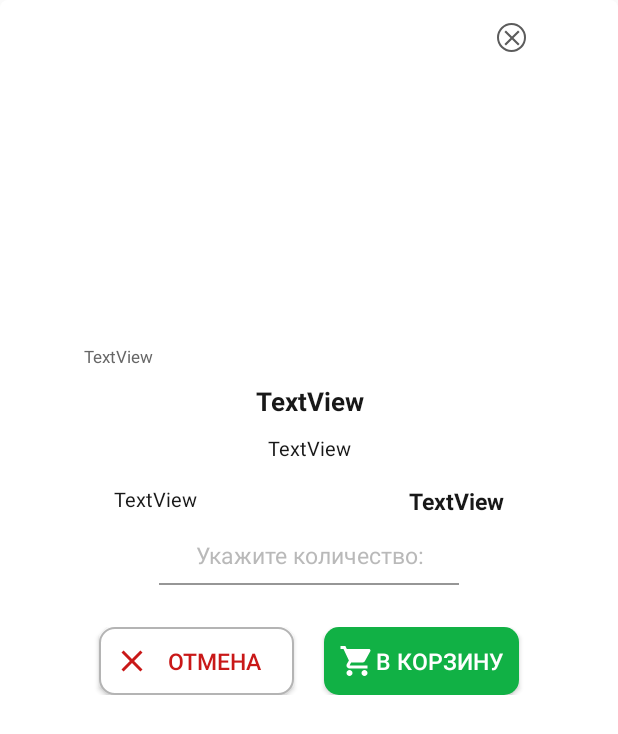
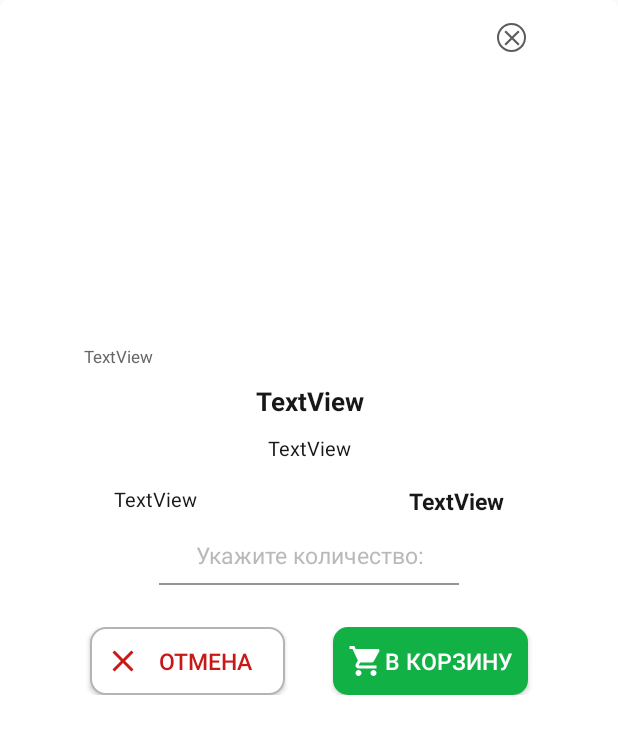
Before and after one commit to J-iSkeLo/aqua, an Android app: the layout dialog_item_equip_set.xml on its own in the app's theme, with its tools: preview values and no code run, on a phone screen of 412 x 824 dp. Shown: the top 734 px of the screen. Run offline under Robolectric (Android 15) with nearby library versions, the phone set to English and light mode, and no system bars; plain views replace TouchImageView; network calls fail; Roboto replaces fonts that are not available here.

Commit message:
2,0 Fix bug

```diff
--- a/app/build.gradle
+++ b/app/build.gradle
@@ -31,7 +31,9 @@ dependencies {
     implementation 'androidx.navigation:navigation-fragment:2.1.0'
     implementation 'androidx.navigation:navigation-ui:2.1.0'
     implementation 'androidx.lifecycle:lifecycle-extensions:2.1.0'
-
+    testImplementation 'junit:junit:4.12'
+    androidTestImplementation 'androidx.test:runner:1.2.0'
+    androidTestImplementation 'androidx.test.espresso:espresso-core:3.2.0'
     implementation fileTree(dir: 'C:\\Users\\jiske\\Downloads', include: ['*.aar', '*.jar'], exclude: [])
     implementation 'com.android.volley:volley:1.1.1'
     implementation 'androidx.recyclerview:recyclerview:1.0.0'
--- a/app/src/main/java/l/chernenkiy/aqua/ShoppingBasket/ShopBaskFishAdapter.java
+++ b/app/src/main/java/l/chernenkiy/aqua/ShoppingBasket/ShopBaskFishAdapter.java
@@ -35,7 +35,7 @@ public class ShopBaskFishAdapter extends BaseAdapter {
 
 
     public ShopBaskFishAdapter(Context context, ArrayList<HashMap> cartItems){
-        ShopBaskFishAdapter.cartItems = cartItems;
+        this.cartItems = cartItems;
         this.context = context;
     }
 
--- a/app/src/main/res/layout/dialog_item_equip_set.xml
+++ b/app/src/main/res/layout/dialog_item_equip_set.xml
@@ -178,10 +178,10 @@
                     android:textSize="15sp"
                     android:textAlignment="center"
                     android:gravity="center|center_horizontal|center_vertical"
-                    app:layout_constraintBottom_toBottomOf="@+id/addShopBask_btn"
-                    app:layout_constraintEnd_toStartOf="@+id/addShopBask_btn"
+                    app:layout_constraintBottom_toBottomOf="@+id/addShopBaskEquip_btn"
+                    app:layout_constraintEnd_toStartOf="@+id/addShopBaskEquip_btn"
                     app:layout_constraintStart_toStartOf="parent"
-                    app:layout_constraintTop_toTopOf="@+id/addShopBask_btn" />
+                    app:layout_constraintTop_toTopOf="@+id/addShopBaskEquip_btn" />
 
                 <Button
                     android:id="@+id/addShopBaskEquip_btn"
@@ -198,7 +198,7 @@
                     android:textSize="15sp"
                     app:layout_constraintBottom_toBottomOf="parent"
                     app:layout_constraintEnd_toEndOf="parent"
-                    app:layout_constraintStart_toEndOf="@+id/cancel_dialog_btn"
+                    app:layout_constraintStart_toEndOf="@+id/cancel_dialogEquip_btn"
                     app:layout_constraintTop_toTopOf="parent" />
             </androidx.constraintlayout.widget.ConstraintLayout>
 
```
Also changed, not shown: app/src/main/java/l/chernenkiy/aqua/Order/Order.java (+9 -4 lines), 2 other files.
